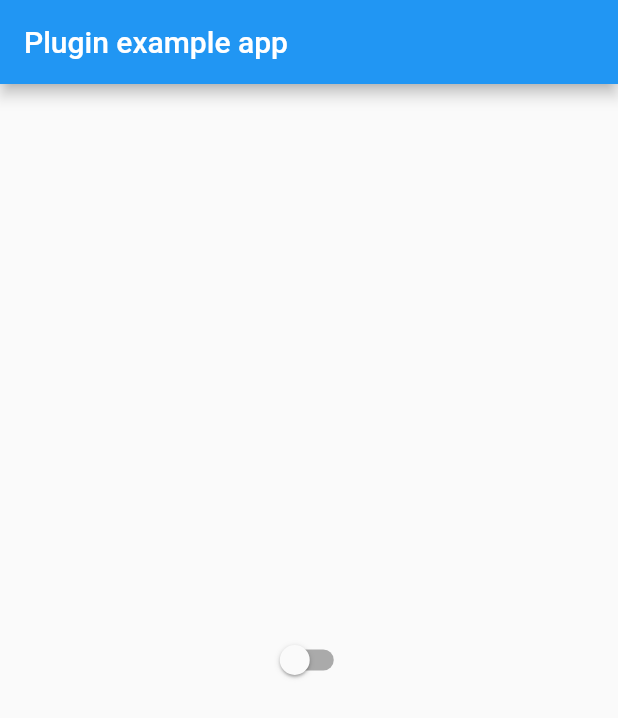
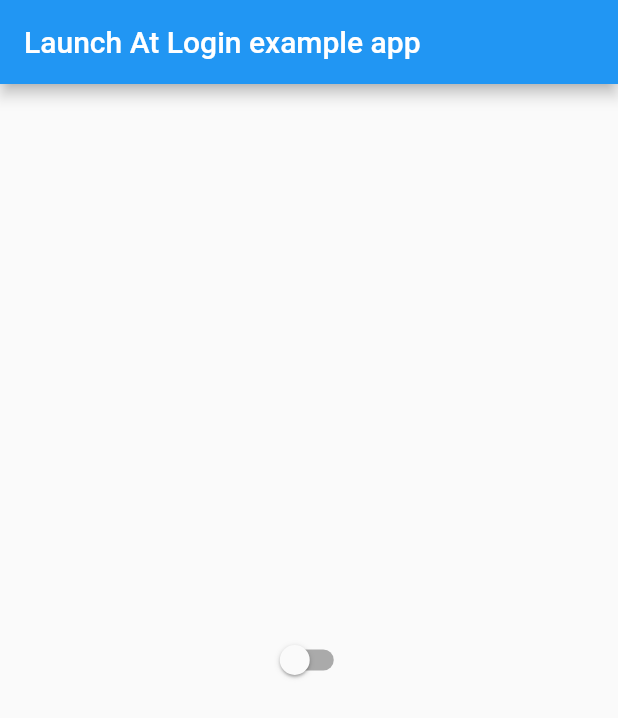
Before and after one commit to maxisme/launch_at_login, a Flutter app: the screen it shows after launch, on a phone screen of 412 x 824 dp. Shown: the top 718 px of the screen. Run offline on Flutter 3.47's test engine with Material 2 defaults, Android fonts, the phone set to English and light mode, and no system bars.

Commit message:
update readme and remove comments

```diff
--- a/example/lib/main.dart
+++ b/example/lib/main.dart
@@ -22,19 +22,14 @@ class _MyAppState extends State<MyApp> {
     initPlatformState();
   }
 
-  // Platform messages are asynchronous, so we initialize in an async method.
   Future<void> initPlatformState() async {
     bool isEnabled;
-    // Platform messages may fail, so we use a try/catch PlatformException.
     try {
       isEnabled = await LaunchAtLogin.isEnabled;
     } on PlatformException {
       print('Failed to find out if launch at login enabled');
     }
 
-    // If the widget was removed from the tree while the asynchronous platform
-    // message was in flight, we want to discard the reply rather than calling
-    // setState to update our non-existent appearance.
     if (!mounted) return;
 
     print(isEnabled);
@@ -48,7 +43,7 @@ class _MyAppState extends State<MyApp> {
     return MaterialApp(
       home: Scaffold(
         appBar: AppBar(
-          title: const Text('Plugin example app'),
+          title: const Text('Launch At Login example app'),
         ),
         body: Center(
           child: Switch(
--- a/pubspec.yaml
+++ b/pubspec.yaml
@@ -1,6 +1,6 @@
 name: launch_at_login
 description: A new flutter plugin project.
-version: 0.0.2
+version: 0.0.3
 homepage: https://github.com/maxisme/launch_at_login
 
 environment:
```
Also changed, not shown: 2 other files.
